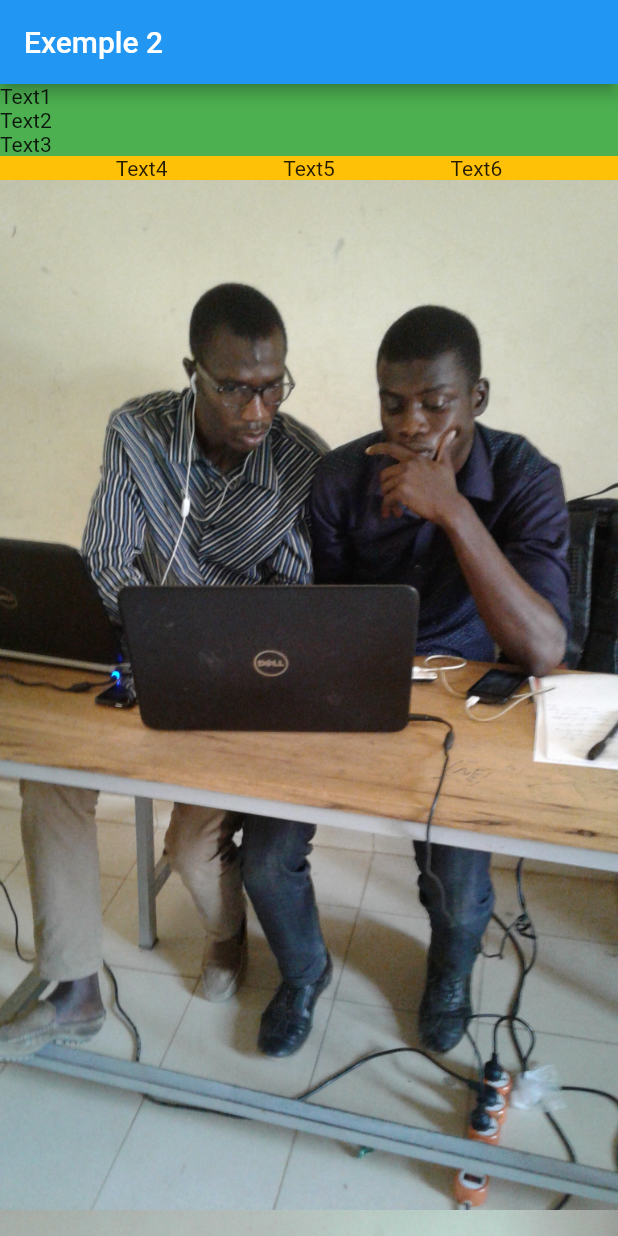
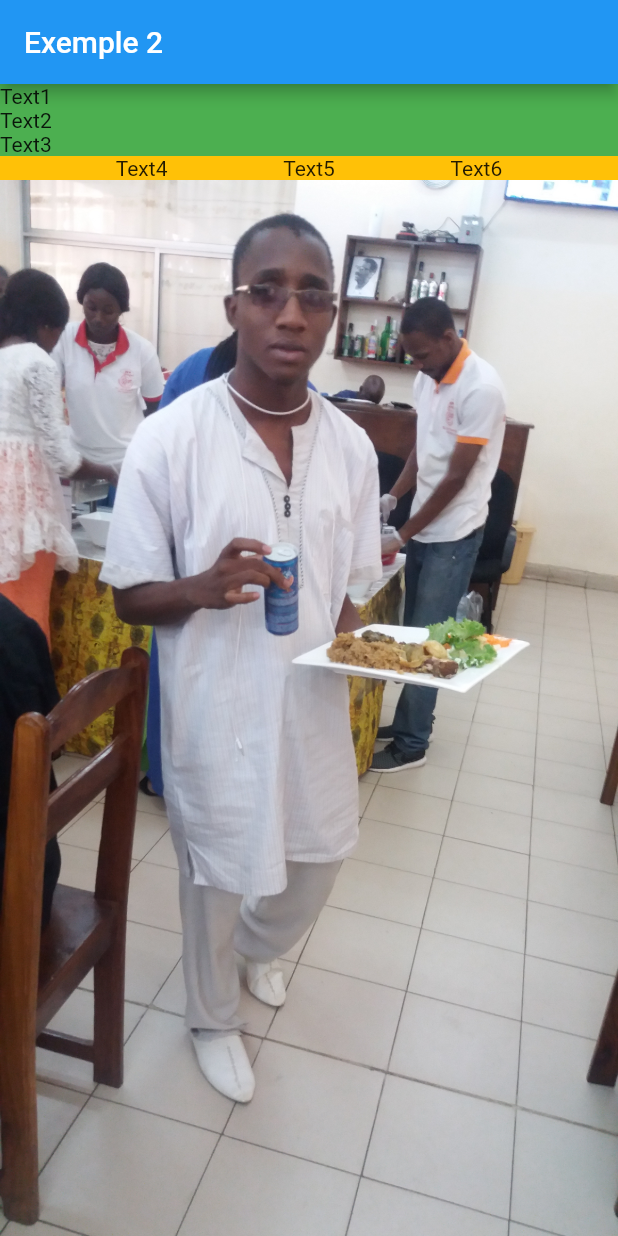
Before and after one commit to osall751/exempleflutter1, a Flutter app: the screen it shows after launch, on a phone screen of 412 x 824 dp. Run offline on Flutter 3.47's test engine with Material 2 defaults, Android fonts, the light colour scheme and no system bars; our stand-ins replace flutter_lorem.

Commit message:
third commit

```diff
--- a/lib/main.dart
+++ b/lib/main.dart
@@ -1,5 +1,4 @@
 import 'package:flutter/material.dart';
-import 'package:flutter_lorem/flutter_lorem.dart';
 
 void main() {
   runApp(MaterialApp(
@@ -36,6 +35,7 @@ class Page2 extends StatelessWidget {
                   ],
                 ),
               ),
+              Image.asset("images/img1.jpg"),
               Image.asset("images/img2.jpg"),
               Image.asset("images/img3.jpg"),
               Image.asset("images/img4.jpg")
```
